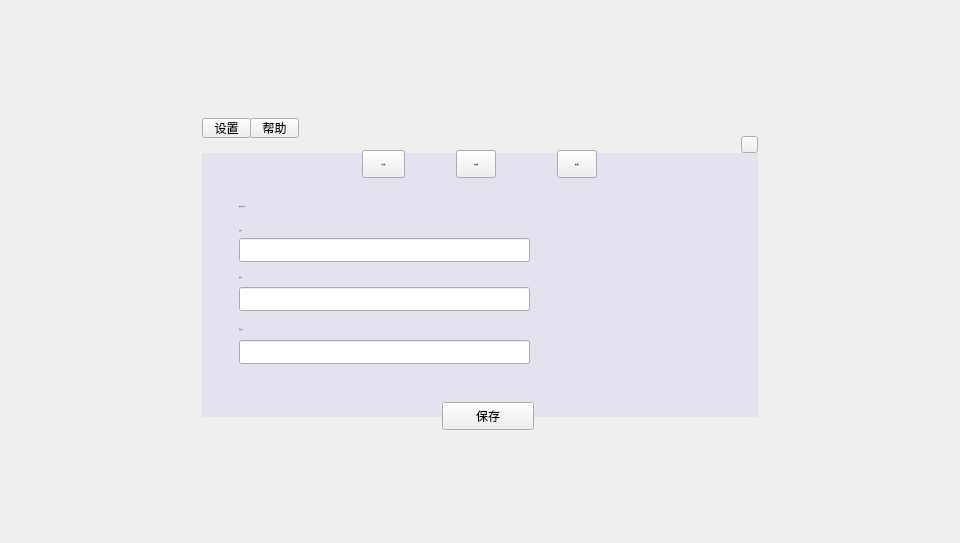
First picture: the form in LNKWallet/setdialog.ui, repository HcashOrg/hx-indicator, before the edit.
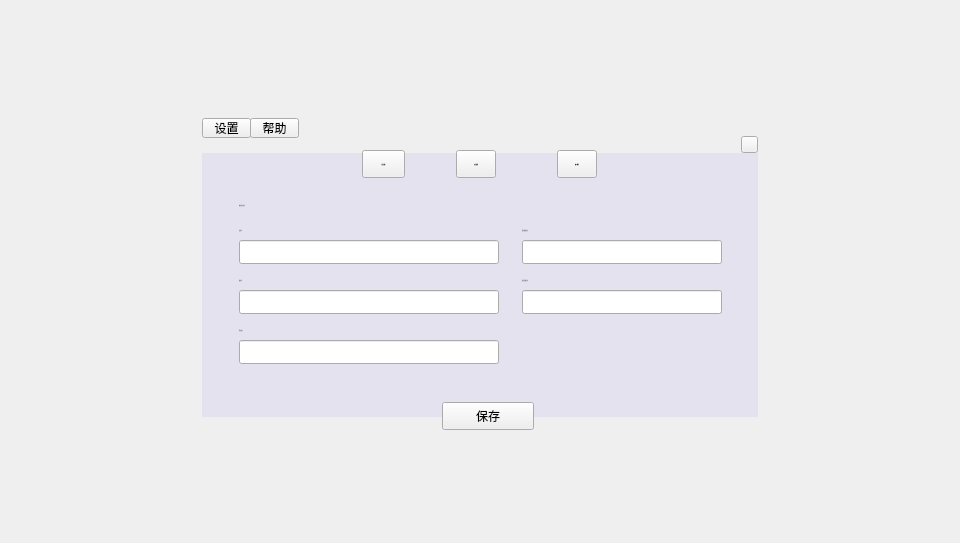
Second picture: the form after the edit. The open tabs and pages were chosen to show the change. Custom widgets are drawn as their Qt base class.

Diff of the .ui file:
```diff
--- a/LNKWallet/setdialog.ui
+++ b/LNKWallet/setdialog.ui
@@ -669,8 +669,8 @@
          <property name="geometry">
           <rect>
            <x>37</x>
-           <y>107</y>
-           <width>291</width>
+           <y>110</y>
+           <width>260</width>
            <height>24</height>
           </rect>
          </property>
@@ -691,7 +691,7 @@
           <rect>
            <x>37</x>
            <y>160</y>
-           <width>291</width>
+           <width>260</width>
            <height>24</height>
           </rect>
          </property>
@@ -736,7 +736,7 @@
          <property name="geometry">
           <rect>
            <x>37</x>
-           <y>139</y>
+           <y>140</y>
            <width>100</width>
            <height>20</height>
           </rect>
@@ -764,9 +764,9 @@
         <widget class="QLabel" name="tipLabel3">
          <property name="geometry">
           <rect>
-           <x>202</x>
-           <y>58</y>
-           <width>121</width>
+           <x>180</x>
+           <y>61</y>
+           <width>110</width>
            <height>20</height>
           </rect>
          </property>
@@ -814,7 +814,7 @@
         <widget class="QLabel" name="tipLabel2">
          <property name="geometry">
           <rect>
-           <x>210</x>
+           <x>180</x>
            <y>161</y>
            <width>110</width>
            <height>20</height>
@@ -836,7 +836,7 @@
          <property name="geometry">
           <rect>
            <x>37</x>
-           <y>87</y>
+           <y>90</y>
            <width>100</width>
            <height>20</height>
           </rect>
@@ -864,8 +864,8 @@
         <widget class="QLabel" name="tipLabel">
          <property name="geometry">
           <rect>
-           <x>210</x>
-           <y>108</y>
+           <x>180</x>
+           <y>111</y>
            <width>110</width>
            <height>20</height>
           </rect>
@@ -886,8 +886,8 @@
          <property name="geometry">
           <rect>
            <x>37</x>
-           <y>58</y>
-           <width>291</width>
+           <y>60</y>
+           <width>260</width>
            <height>24</height>
           </rect>
          </property>
@@ -907,7 +907,7 @@
          <property name="geometry">
           <rect>
            <x>37</x>
-           <y>11</y>
+           <y>10</y>
            <width>200</width>
            <height>30</height>
           </rect>
@@ -929,6 +929,106 @@
           <string>修改钱包密码</string>
          </property>
         </widget>
+        <widget class="QLabel" name="label_12">
+         <property name="geometry">
+          <rect>
+           <x>320</x>
+           <y>40</y>
+           <width>100</width>
+           <height>20</height>
+          </rect>
+         </property>
+         <property name="font">
+          <font>
+           <family>微软雅黑</family>
+           <pointsize>-1</pointsize>
+           <weight>50</weight>
+           <italic>false</italic>
+           <bold>false</bold>
+          </font>
+         </property>
+         <property name="styleSheet">
+          <string notr="true">font: 9px &quot;微软雅黑&quot;;
+color:rgb(137,129,161);</string>
+         </property>
+         <property name="text">
+          <string>钱包数据路径：</string>
+         </property>
+         <property name="alignment">
+          <set>Qt::AlignLeading|Qt::AlignLeft|Qt::AlignVCenter</set>
+         </property>
+        </widget>
+        <widget class="QLineEdit" name="dataPathLineEdit">
+         <property name="geometry">
+          <rect>
+           <x>320</x>
+           <y>60</y>
+           <width>200</width>
+           <height>24</height>
+          </rect>
+         </property>
+         <property name="font">
+          <font>
+           <family>微软雅黑</family>
+          </font>
+         </property>
+         <property name="contextMenuPolicy">
+          <enum>Qt::DefaultContextMenu</enum>
+         </property>
+         <property name="echoMode">
+          <enum>QLineEdit::Normal</enum>
+         </property>
+        </widget>
+        <widget class="QLabel" name="label_13">
+         <property name="geometry">
+          <rect>
+           <x>320</x>
+           <y>90</y>
+           <width>100</width>
+           <height>20</height>
+          </rect>
+         </property>
+         <property name="font">
+          <font>
+           <family>微软雅黑</family>
+           <pointsize>-1</pointsize>
+           <weight>50</weight>
+           <italic>false</italic>
+           <bold>false</bold>
+          </font>
+         </property>
+         <property name="styleSheet">
+          <string notr="true">font: 9px &quot;微软雅黑&quot;;
+color:rgb(137,129,161);</string>
+         </property>
+         <property name="text">
+          <string>钱包配置路径：</string>
+         </property>
+         <property name="alignment">
+          <set>Qt::AlignLeading|Qt::AlignLeft|Qt::AlignVCenter</set>
+         </property>
+        </widget>
+        <widget class="QLineEdit" name="configPathLineEdit">
+         <property name="geometry">
+          <rect>
+           <x>320</x>
+           <y>110</y>
+           <width>200</width>
+           <height>24</height>
+          </rect>
+         </property>
+         <property name="font">
+          <font>
+           <family>微软雅黑</family>
+          </font>
+         </property>
+         <property name="contextMenuPolicy">
+          <enum>Qt::DefaultContextMenu</enum>
+         </property>
+         <property name="echoMode">
+          <enum>QLineEdit::Normal</enum>
+         </property>
+        </widget>
         <zorder>newPwdLineEdit</zorder>
         <zorder>confirmPwdLineEdit</zorder>
         <zorder>confirmBtn</zorder>
```
Left out of the diff: 6 changed lines with no effect on the pictures.
